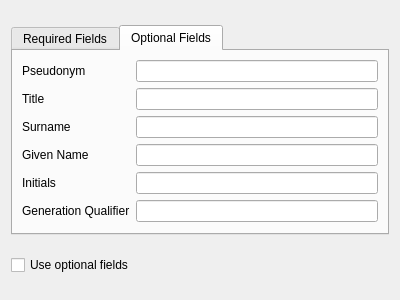
The window that resources/ui/widget/namewidget.ui (jdoubleu/certman) describes before a commit, drawn with Qt 5.
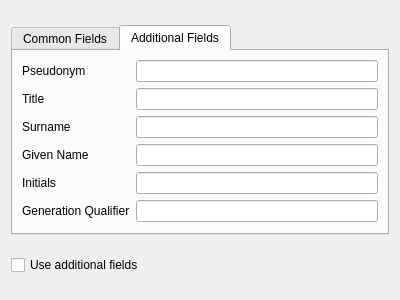
The same window after the commit. The open tabs and pages were chosen to show the change.

Commit message: Update names of tabs in name widget

The edit to the form file:
```diff
--- a/resources/ui/widget/namewidget.ui
+++ b/resources/ui/widget/namewidget.ui
@@ -57,7 +57,7 @@
      </property>
      <widget class="QWidget" name="required_fields_tab">
       <attribute name="title">
-       <string>Required Fields</string>
+       <string>Common Fields</string>
       </attribute>
       <layout class="QFormLayout" name="required_fields_layout">
        <item row="1" column="0">
@@ -131,7 +131,7 @@
        <bool>true</bool>
       </property>
       <attribute name="title">
-       <string>Optional Fields</string>
+       <string>Additional Fields</string>
       </attribute>
       <layout class="QFormLayout" name="required_fields_layout_2">
        <item row="0" column="0">
@@ -201,7 +201,7 @@
    <item>
     <widget class="QCheckBox" name="optional_fields_toggle">
      <property name="text">
-      <string>Use optional fields</string>
+      <string>Use additional fields</string>
      </property>
     </widget>
    </item>
```
Left out of the diff: 2 changed lines with no effect on the pictures.
